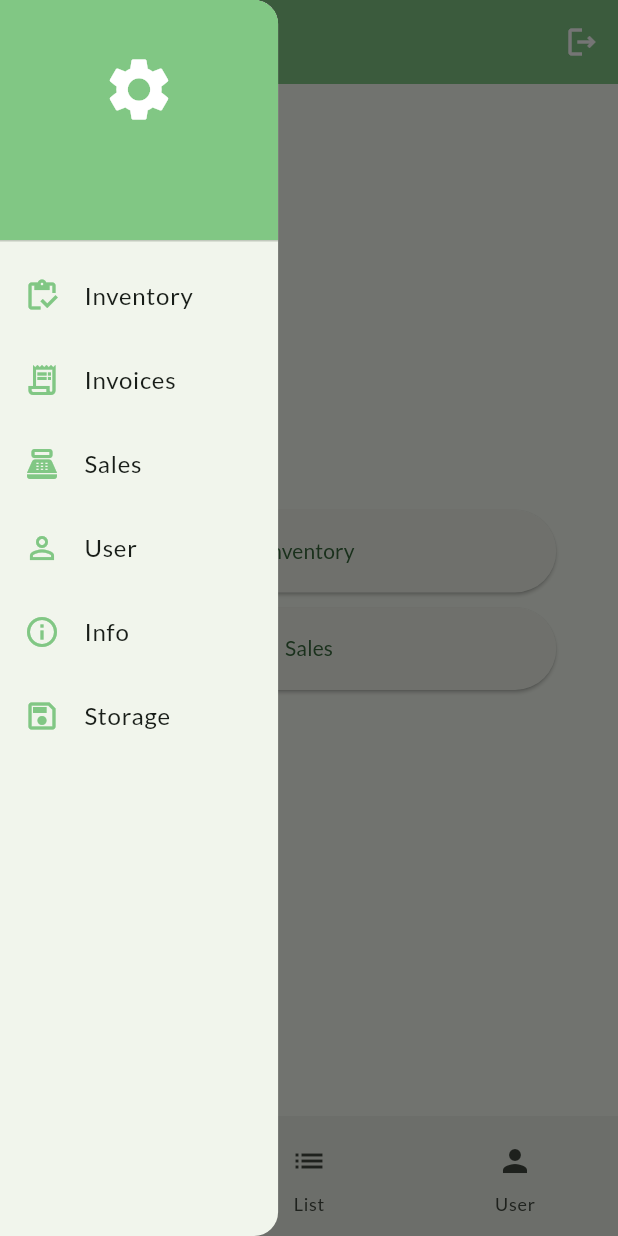
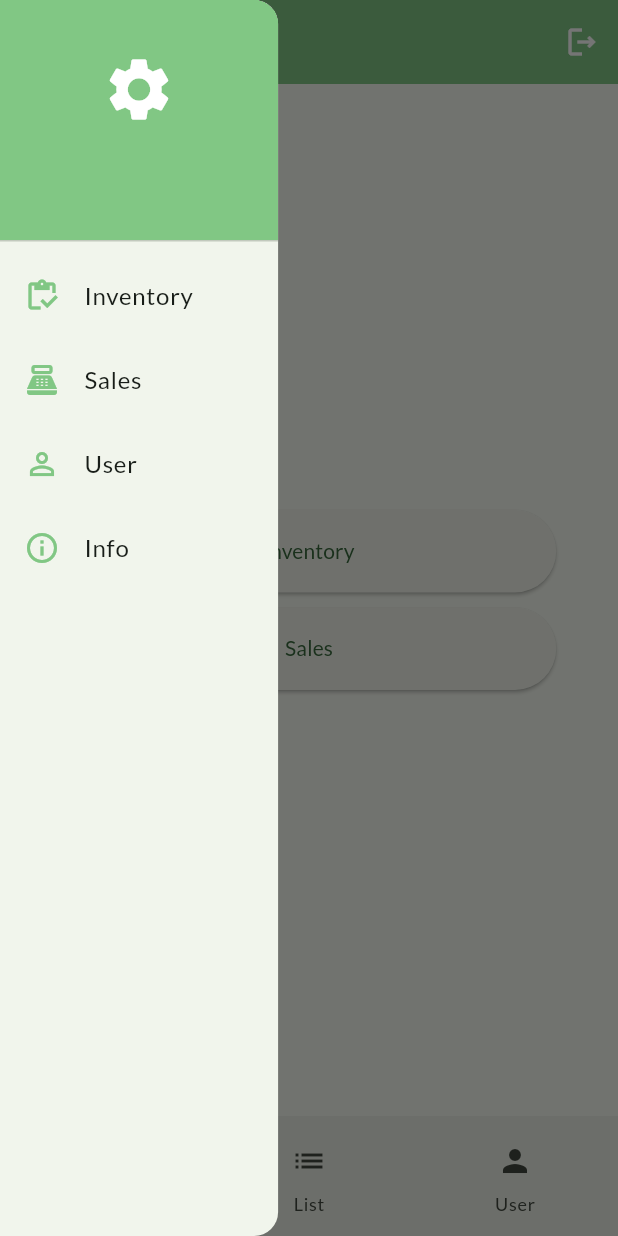
Before and after one commit to johninquest/posa, a Flutter app: the HomePage screen opened by its route, with the side drawer open, on a phone screen of 412 x 824 dp. Run offline on Flutter 3.47's test engine with Material 3 defaults, Android fonts, the phone set to English and light mode, and no system bars; our stand-ins replace go_router, google_fonts, package_info_plus.

Commit message:
improved sales page

```diff
--- a/lib/main.dart
+++ b/lib/main.dart
@@ -1,14 +1,15 @@
 import 'package:flutter/material.dart';
 import 'package:go_router/go_router.dart';
 import 'package:google_fonts/google_fonts.dart';
-import '../../pages/home.dart';
-import '../../pages/info.dart';
-import '../../pages/user/user.dart';
-import '../../pages/user/user_create.dart';
-import '../../pages/storage.dart';
+import 'pages/home.dart';
+import 'pages/info.dart';
+import 'pages/user/user_details.dart';
+import 'pages/user/user_create.dart';
+/* import '../../pages/storage.dart'; */
 import '../../pages/auth.dart';
 import '../../pages/inventory/inventory_list.dart';
 import '../../pages/sales/sales_list.dart';
+import '../../pages/sales/sale_create.dart';
 /* import '../../pages/home.dart'; */
 import '../../style/colors.dart';
 
@@ -65,8 +66,8 @@ class MyApp extends StatelessWidget {
       builder: (context, state) => const SalesListPage(),
     ),
     GoRoute(
-      path: '/storage',
-      builder: (context, state) => const StorageSettingPage(),
+      path: '/sale-create',
+      builder: (context, state) => const SaleCreatePage(),
     ),
   ]);
 }
--- a/lib/pages/auth.dart
+++ b/lib/pages/auth.dart
@@ -13,7 +13,7 @@ class AuthPage extends StatelessWidget {
     return Scaffold(
       appBar: AppBar(
         title: const Text(
-          'POS App',
+          'MySales',
           style: TextStyle(color: primaryColor, letterSpacing: 1.0),
         ),
         centerTitle: true,
--- a/lib/pages/sales/sales_list.dart
+++ b/lib/pages/sales/sales_list.dart
@@ -1,4 +1,5 @@
 import 'package:flutter/material.dart';
+import 'package:go_router/go_router.dart';
 
 class SalesListPage extends StatelessWidget {
   const SalesListPage({super.key});
@@ -10,6 +11,11 @@ class SalesListPage extends StatelessWidget {
       body: const Center(
         child: Text('Sales list'),
       ),
+      floatingActionButton: FloatingActionButton(
+        onPressed: () => context.push('/sale-create'),
+        tooltip: 'New sale',
+        child: const Icon(Icons.add),
+      ),
     );
   }
 }
--- a/lib/shared/left_menu.dart
+++ b/lib/shared/left_menu.dart
@@ -50,17 +50,6 @@ class _LeftMenuState extends State<LeftMenu> {
             ),
             ListTile(
               leading: const Icon(
-                Icons.receipt_long_outlined,
-                color: primaryColor,
-              ),
-              title: const Text(
-                'Invoices',
-              ),
-              /* onTap: () => PageRouter().navigateToPage(const SchoolInfoPage(), context) */
-              onTap: () => context.push('/inventory-list'),
-            ),
-            ListTile(
-              leading: const Icon(
                 Icons.point_of_sale_outlined,
                 color: primaryColor,
               ),
@@ -81,34 +70,6 @@ class _LeftMenuState extends State<LeftMenu> {
               /* onTap: () => PageRouter().navigateToPage(const SchoolInfoPage(), context) */
               onTap: () => context.push('/user'),
             ),
-            /* ListTile(
-              leading: const Icon(
-                Icons.manage_accounts,
-                color: primaryColor,
-              ),
-              title: const Text('Assets'),
-              onTap: () => log('Tapped 2'),
-            ),
-            ListTile(
-              leading: const Icon(
-                Icons.build,
-                color: primaryColor,
-              ),
-              title: const Text(
-                'Liabilities',
-              ),
-              onTap: () => log('Tapped 3'),
-            ),
-            ListTile(
-              leading: const Icon(
-                Icons.account_balance_wallet,
-                color: primaryColor,
-              ),
-              title: const Text(
-                'Net worth',
-              ),
-              onTap: () => context.push('/networth'),
-            ), */
             ListTile(
               leading: const Icon(
                 Icons.info_outline,
@@ -119,7 +80,7 @@ class _LeftMenuState extends State<LeftMenu> {
               ),
               onTap: () => context.push('/info'),
             ),
-            ListTile(
+            /* ListTile(
               leading: const Icon(
                 Icons.save_outlined,
                 color: primaryColor,
@@ -128,7 +89,7 @@ class _LeftMenuState extends State<LeftMenu> {
                 'Storage',
               ),
               onTap: () => context.push('/storage'),
-            ),
+            ), */
           ],
         ),
       ),
--- a/pubspec.yaml
+++ b/pubspec.yaml
@@ -1,5 +1,5 @@
 name: posa
-description: A simple point of sales app.
+description: A simple point of sale app.
 # The following line prevents the package from being accidentally published to
 # pub.dev using `flutter pub publish`. This is preferred for private packages.
 publish_to: "none" # Remove this line if you wish to publish to pub.dev
@@ -16,7 +16,7 @@ publish_to: "none" # Remove this line if you wish to publish to pub.dev
 # https://developer.apple.com/library/archive/documentation/General/Reference/InfoPlistKeyReference/Articles/CoreFoundationKeys.html
 # In Windows, build-name is used as the major, minor, and patch parts
 # of the product and file versions while build-number is used as the build suffix.
-version: 0.1.30+1
+version: 0.2.5+1
 
 environment:
   sdk: ">=3.1.2 <4.0.0"
```
Also changed, not shown: lib/pages/sales/sale_create.dart (+33 -0 lines), lib/pages/user/user_details.dart (renamed from lib/pages/user/user.dart).
